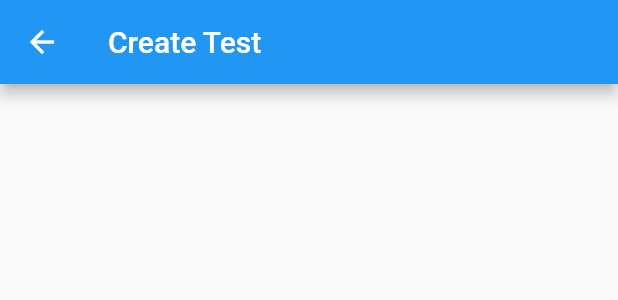
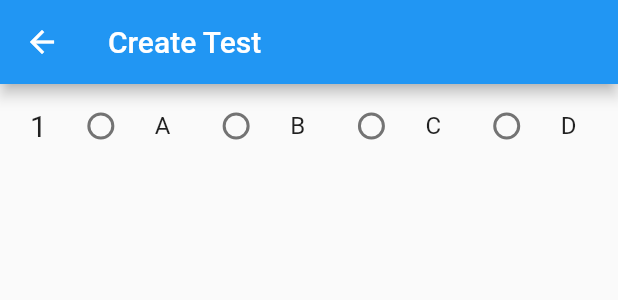
Before and after one commit to SmartShala/SmartShala_frontend-Flutter-, a Flutter app: the TestDetails widget shown alone on an empty page, opened directly, after a tap on "Create", on a phone screen of 412 x 824 dp. Shown: the top 300 px of the screen. Run offline on Flutter 3.47's test engine with Material 2 defaults, Android fonts, the light colour scheme and no system bars; our stand-ins replace animated_splash_screen, image_picker; network calls fail.

Commit message:
feat: add interactive radio buttons and reusable classes for questions and options chore: format and add docs todo: create a listview that builds the items on demand

```diff
--- a/smart_shala/lib/addtest.dart
+++ b/smart_shala/lib/addtest.dart
@@ -85,8 +85,8 @@ class _TestDetailsState extends State<TestDetails> {
                             );
                           }).toList(),
                         )
-                      ],
-                    )),
+                      ]),
+                ),
               ),
               // Test Topic Field
               _getPaddedText('Topic'),
@@ -100,7 +100,7 @@ class _TestDetailsState extends State<TestDetails> {
                 ),
               ),
               Padding(
-                padding: const EdgeInsets.symmetric(vertical: 8),
+                padding: const EdgeInsets.symmetric(vertical: 10),
                 child: SizedBox(
                   width: double.infinity,
                   child: Row(
@@ -125,8 +125,8 @@ class _TestDetailsState extends State<TestDetails> {
                           ),
                           child: const Text('Create'),
                         )
-                  ],
-                )),
+                      ]),
+                ),
               ),
             ],
           ),
@@ -159,13 +159,13 @@ class _TestDetailsState extends State<TestDetails> {
   }
 
   Future<List<XFile>?> imageSelectorGallery() async {
+    dynamic scaf = ScaffoldMessenger.of(context);
     final ImagePicker picker = ImagePicker();
     // Pick an image
     final List<XFile>? image = await picker.pickMultiImage();
     // TODO: Use the image for upload
     setState(() {});
-    ScaffoldMessenger.of(context)
-        .showSnackBar(const SnackBar(content: Text('Image Selected')));
+    scaf.showSnackBar(const SnackBar(content: Text('Image Selected')));
     return image;
   }
 }
--- a/smart_shala/lib/test_creation.dart
+++ b/smart_shala/lib/test_creation.dart
@@ -1,4 +1,51 @@
 import 'package:flutter/material.dart';
+
+/// Stateful class that is reponsible to create the individual rows of
+/// question number and their options
+
+class TestOptions extends StatefulWidget {
+  final int? questionnum;
+  const TestOptions({Key? key, this.questionnum}) : super(key: key);
+
+  @override
+  State<TestOptions> createState() => _TestOptionsState();
+}
+
+class _TestOptionsState extends State<TestOptions> {
+  int? answerkey;
+  final opts = ['A', 'B', 'C', 'D'];
+  @override
+  Widget build(BuildContext context) {
+    /// Container holds both the question number and the option radios
+    /// to give them padding as a whole
+
+    // TODO: Save the options in an attribute
+    return Container(
+      padding: const EdgeInsets.symmetric(horizontal: 20),
+      child: Row(mainAxisAlignment: MainAxisAlignment.center, children: [
+        Text(
+          widget.questionnum.toString(),
+          style: const TextStyle(fontSize: 20),
+        ),
+        for (var i = 0; i < opts.length; i++)
+          Flexible(
+            child: RadioListTile(
+                title: Text(opts[i]),
+                value: i,
+                groupValue: answerkey,
+                onChanged: (value) {
+                  setState(() {
+                    answerkey = value as int?;
+                  });
+                }),
+          ),
+      ]),
+    );
+  }
+}
+
+/// Stateful class responsible to leverage the use of individual test options
+/// class to build a scrollable listview on-demand
 
 class TestCreationPage extends StatefulWidget {
   const TestCreationPage({Key? key}) : super(key: key);
@@ -8,13 +55,14 @@ class TestCreationPage extends StatefulWidget {
 }
 
 class _TestCreationPageState extends State<TestCreationPage> {
-  /// This page contains 4 radio buttons signifying options a,b,c,d
-  /// for each question that was specified in the previous page
+  /// This page contains a listview of 4 radio buttons signifying
+  /// options a,b,c,d for each question; question number
+  /// was specified in the previous page
   @override
   Widget build(BuildContext context) {
     return Scaffold(
-    appBar: AppBar(title: const Text('Create Test')),
+      appBar: AppBar(title: const Text('Create Test')),
+      body: const TestOptions(questionnum: 1),
     );
   }
-
 }
```
Lines whose indentation alone changed are shown as unchanged.
